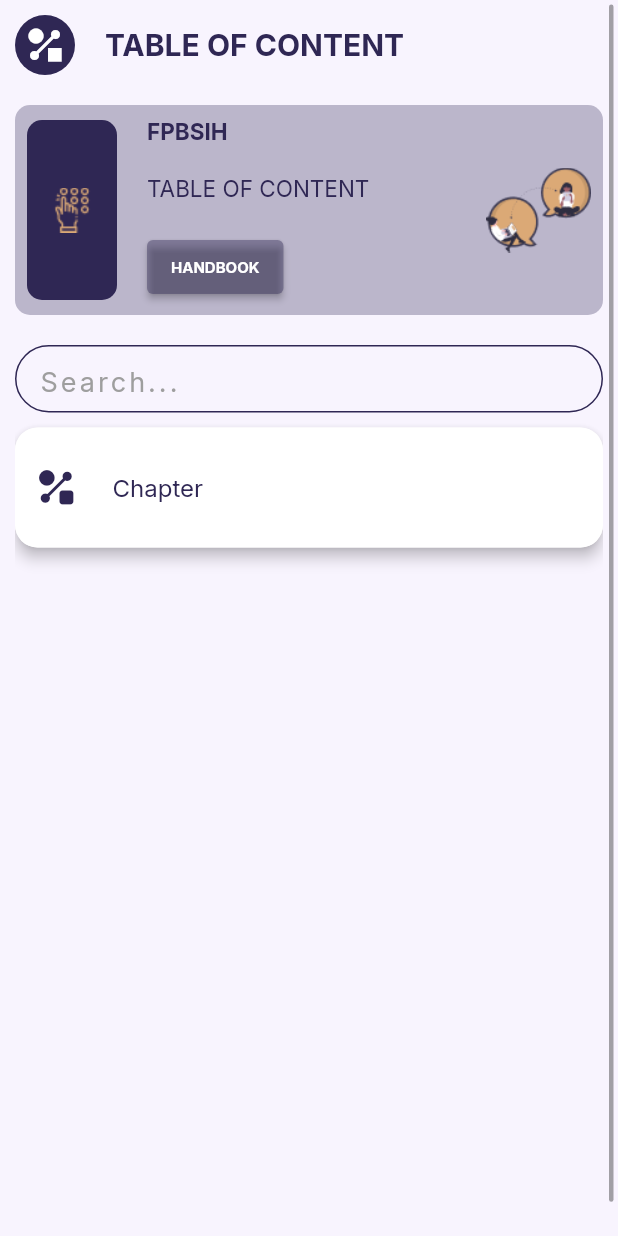
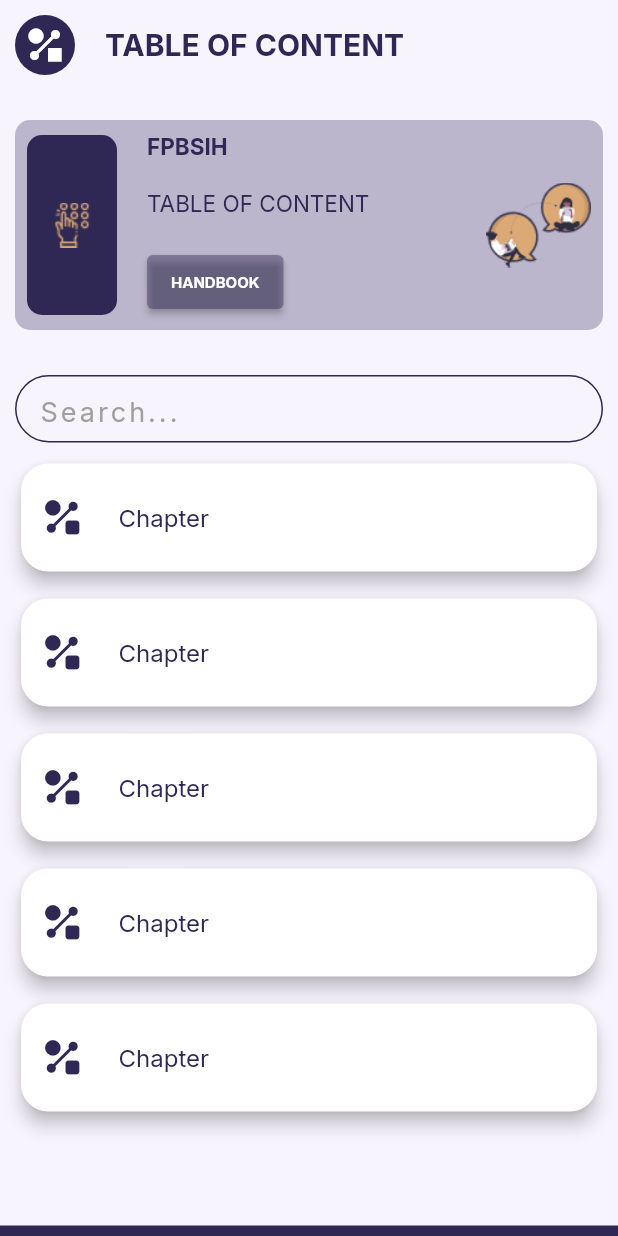
Before and after one commit to eokdev/handbook, a Flutter app: the screen it shows after launch, on a phone screen of 412 x 824 dp. Run offline on Flutter 3.47's test engine with Material 2 defaults, Android fonts, the phone set to English and light mode, and no system bars; our stand-ins replace flutter_riverpod, google_fonts, simple_animations, supercharged.

```diff
--- a/lib/homepage.dart
+++ b/lib/homepage.dart
@@ -15,7 +15,7 @@ class HomePage extends ConsumerStatefulWidget {
 }
 
 class _HomePageState extends ConsumerState<HomePage> {
-  final _searchController= TextEditingController();
+  final _searchController = TextEditingController();
   @override
   Widget build(BuildContext context) {
     ScrollController scrollController =
@@ -27,26 +27,23 @@ class _HomePageState extends ConsumerState<HomePage> {
       child: Scaffold(
         resizeToAvoidBottomInset: false,
         backgroundColor: Color(0xffF8F4FE),
-        body: CupertinoScrollbar(
-          thumbVisibility: true,
-          controller: scrollController,
-          child: Padding(
-              padding: EdgeInsets.fromLTRB(10, 10, 10, 0),
-              child: SafeArea(
-                child: Theme(
-                  data: Theme.of(context).copyWith(
-                      scrollbarTheme: ScrollbarThemeData(crossAxisMargin: 4)),
+        body: SafeArea(
           child: ListView(
-                    controller: scrollController,
-                    physics: BouncingScrollPhysics(),
+            physics: NeverScrollableScrollPhysics(),
             children: [
               Container(
                 height: MediaQuery.of(context).size.height,
                 width: MediaQuery.of(context).size.width,
+                decoration: BoxDecoration(
+                    border: Border(
+                  bottom: BorderSide(color: purple, width: 7),
+                )),
                 child: Column(
                   mainAxisSize: MainAxisSize.min,
                   children: <Widget>[
-                            Row(
+                    Padding(
+                      padding: EdgeInsets.fromLTRB(10, 10, 10, 0),
+                      child: Row(
                         children: [
                           CircleAvatar(
                             backgroundColor: purple,
@@ -69,10 +66,13 @@ class _HomePageState extends ConsumerState<HomePage> {
                           ),
                         ],
                       ),
+                    ),
                     SizedBox(height: 20),
                     FadeAnimation(
                       1,
-                              Container(
+                      Padding(
+                        padding: EdgeInsets.fromLTRB(10, 10, 10, 0),
+                        child: Container(
                           height: 140,
                           width: MediaQuery.of(context).size.width,
                           decoration: BoxDecoration(
@@ -81,8 +81,7 @@ class _HomePageState extends ConsumerState<HomePage> {
                           child: Padding(
                             padding: EdgeInsets.all(8.0),
                             child: Row(
-                                    mainAxisAlignment:
-                                        MainAxisAlignment.spaceEvenly,
+                              mainAxisAlignment: MainAxisAlignment.spaceEvenly,
                               children: [
                                 Expanded(
                                   child: Row(
@@ -93,17 +92,20 @@ class _HomePageState extends ConsumerState<HomePage> {
                                         decoration: BoxDecoration(
                                             color: purple,
                                             borderRadius:
-                                                        BorderRadius.circular(
-                                                            10)),
+                                                BorderRadius.circular(10)),
                                         child: Image(
                                           image: AssetImage(
-                                                        "images/hand.png"))),
-                                            SizedBox(width: 20),
+                                            "images/hand.png",
+                                          ),
+                                        ),
+                                      ),
+                                      SizedBox(
+                                        width: 20,
+                                      ),
                                       Expanded(
                                         child: Column(
                                           mainAxisAlignment:
-                                                    MainAxisAlignment
-                                                        .spaceBetween,
+                                              MainAxisAlignment.spaceBetween,
                                           crossAxisAlignment:
                                               CrossAxisAlignment.start,
                                           children: [
@@ -111,13 +113,11 @@ class _HomePageState extends ConsumerState<HomePage> {
                                               "FPBSIH",
                                               style: GoogleFonts.inter(
                                                   color: purple,
-                                                        fontWeight:
-                                                            FontWeight.bold,
+                                                  fontWeight: FontWeight.bold,
                                                   fontSize: 15),
                                             ),
                                             Text("TABLE OF CONTENT",
-                                                      overflow:
-                                                          TextOverflow.ellipsis,
+                                                overflow: TextOverflow.ellipsis,
                                                 style: GoogleFonts.inter(
                                                     color: purple,
                                                     fontSize: 15)),
@@ -131,13 +131,10 @@ class _HomePageState extends ConsumerState<HomePage> {
                                                 onPressed: () {},
                                                 child: Text(
                                                   "HANDBOOK",
-                                                        style:
-                                                            GoogleFonts.inter(
-                                                                color: Colors
-                                                                    .white,
+                                                  style: GoogleFonts.inter(
+                                                      color: Colors.white,
                                                       fontWeight:
-                                                                    FontWeight
-                                                                        .bold,
+                                                          FontWeight.bold,
                                                       fontSize: 10),
                                                 ))
                                           ],
@@ -150,10 +147,10 @@ class _HomePageState extends ConsumerState<HomePage> {
                                   width: 70,
                                   height: 100,
                                   child: Image(
-                                            image: AssetImage(
-                                                "images/undraw.png")),
+                                      image: AssetImage("images/undraw.png")),
                                 )
                               ],
+                            ),
                           ),
                         ),
                       ),
@@ -165,20 +162,21 @@ class _HomePageState extends ConsumerState<HomePage> {
                       child: Container(
                         child: Column(
                           children: [
-                                    Container(
+                            Padding(
+                              padding: EdgeInsets.fromLTRB(10, 10, 10, 0),
+                              child: Container(
                                   width: double.infinity,
                                   height: 45,
                                   decoration: BoxDecoration(
                                       border: Border.all(color: purple),
-                                            borderRadius:
-                                                BorderRadius.circular(25)),
+                                      borderRadius: BorderRadius.circular(25)),
                                   child: TextFormField(
                                     autofocus: false,
                                     controller: _searchController,
+                                    cursorColor: purple,
                                     decoration: InputDecoration(
                                         contentPadding:
-                                                  EdgeInsets.fromLTRB(
-                                                      15, 8, 15, 8),
+                                            EdgeInsets.fromLTRB(15, 8, 15, 8),
                                         hintStyle: GoogleFonts.inter(
                                             fontSize: 18,
                                             color: Colors.grey,
@@ -189,17 +187,28 @@ class _HomePageState extends ConsumerState<HomePage> {
                                             borderRadius:
                                                 BorderRadius.circular(25),
                                             borderSide: BorderSide(
-                                                      color: purple,
-                                                      width: 2))),
+                                                color: purple, width: 2))),
                                   )),
-                                    SizedBox(
-                                      height: 10,
                             ),
+
                             Expanded(
+                              child: CupertinoScrollbar(
+                                thumbVisibility: true,
+                                controller: scrollController,
+                                child: Theme(
+                                  data: Theme.of(context).copyWith(
+                                    scrollbarTheme: ScrollbarThemeData(
+                                      crossAxisMargin: 0,
+                                    ),
+                                  ),
+                                  child: Padding(
+                                    padding: EdgeInsets.fromLTRB(10, 10, 10, 0),
                                     child: ListView.builder(
+                                        controller: scrollController,
+                                        padding: EdgeInsets.only(bottom: 30),
                                         physics: BouncingScrollPhysics(),
                                         shrinkWrap: true,
-                                          itemCount: 1,
+                                        itemCount: 5,
                                         itemBuilder:
                                             (BuildContext context, index) {
                                           //  print(taskk.length);
@@ -223,19 +232,18 @@ class _HomePageState extends ConsumerState<HomePage> {
                                               },
                                               child: FadeAnimation(
                                                 2,
-                                                  Material(
-                                                    elevation: 4,
-                                                    borderRadius:
-                                                        BorderRadius.circular(
-                                                            15),
-                                                    child: Container(
+                                                Column(
+                                                  children: [
+                                                    Container(
                                                       height: 80,
-                                                      decoration: BoxDecoration(
-                                                          color: Colors.white,
+                                                      child: Card(
+                                                        shape:
+                                                            RoundedRectangleBorder(
                                                           borderRadius:
                                                               BorderRadius
-                                                                  .circular(
-                                                                      15)),
+                                                                  .circular(18),
+                                                        ),
+                                                        elevation: 5,
                                                         child: Align(
                                                           alignment: Alignment
                                                               .centerLeft,
@@ -247,10 +255,12 @@ class _HomePageState extends ConsumerState<HomePage> {
                                                                     left: 15),
                                                             dense: true,
                                                             leading: Icon(
-                                                              Icons.shape_line,
+                                                                Icons
+                                                                    .shape_line,
                                                                 color: purple,
                                                                 size: 25),
-                                                          title: Text("Chapter",
+                                                            title: Text(
+                                                                "Chapter",
                                                                 style: GoogleFonts
                                                                     .inter(
                                                                         fontSize:
@@ -261,10 +271,15 @@ class _HomePageState extends ConsumerState<HomePage> {
                                                         ),
                                                       ),
                                                     ),
+                                                  ],
+                                                ),
                                               ),
                                             ),
                                           );
                                         }),
+                                  ),
+                                ),
+                              ),
                             ),
                           ],
                         ),
@@ -276,8 +291,6 @@ class _HomePageState extends ConsumerState<HomePage> {
             ],
           ),
         ),
-              )),
-        ),
       ),
     );
   }
```
Lines whose indentation alone changed are shown as unchanged.
